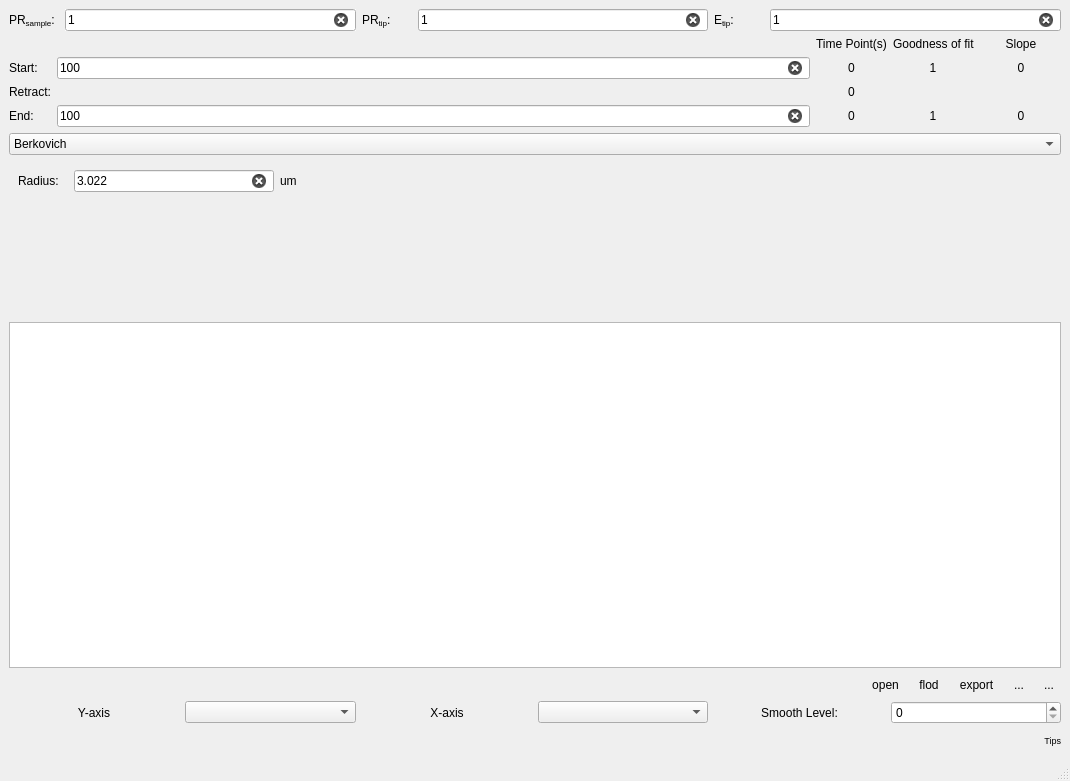
caowen2211891/SouthernUSAFM, file UI_Main.ui: the form before one commit.
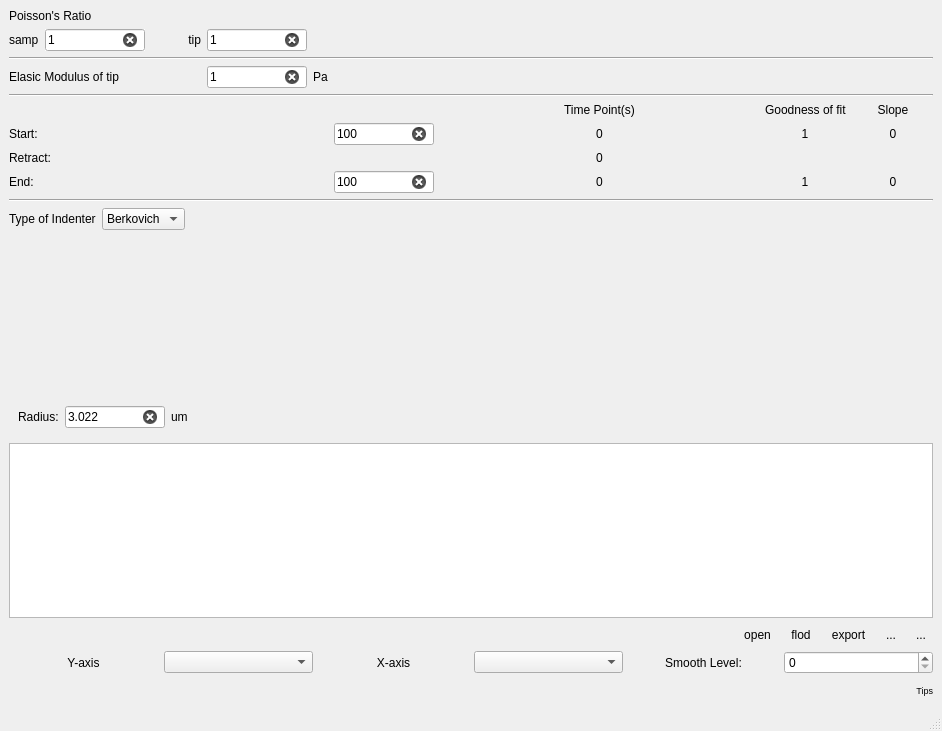
The form after the commit. The open tabs and pages were chosen to show the change. Icons and pictures are not drawn.

Commit message: 调整界面

The edit to the form file:
```diff
--- a/UI_Main.ui
+++ b/UI_Main.ui
@@ -6,8 +6,8 @@
    <rect>
     <x>0</x>
     <y>0</y>
-    <width>1070</width>
-    <height>781</height>
+    <width>942</width>
+    <height>731</height>
    </rect>
   </property>
   <property name="windowTitle">
@@ -32,24 +32,31 @@
       </item>
       <item>
        <layout class="QVBoxLayout" name="verticalLayout_4">
+        <item>
+         <widget class="QLabel" name="label">
+          <property name="text">
+           <string>Poisson's Ratio</string>
+          </property>
+         </widget>
+        </item>
         <item>
          <layout class="QHBoxLayout" name="horizontalLayout_4">
           <item>
            <widget class="QLabel" name="label_23">
             <property name="minimumSize">
              <size>
-              <width>50</width>
+              <width>0</width>
               <height>0</height>
              </size>
             </property>
             <property name="maximumSize">
              <size>
-              <width>50</width>
+              <width>30</width>
               <height>16777215</height>
              </size>
             </property>
             <property name="text">
-             <string>&lt;html&gt;&lt;head/&gt;&lt;body&gt;&lt;p&gt;PR&lt;span style=&quot; vertical-align:sub;&quot;&gt;sample&lt;/span&gt;:&lt;/p&gt;&lt;/body&gt;&lt;/html&gt;</string>
+             <string>&lt;html&gt;&lt;head/&gt;&lt;body&gt;&lt;p&gt;sampl&lt;/p&gt;&lt;/body&gt;&lt;/html&gt;</string>
             </property>
            </widget>
           </item>
@@ -57,7 +64,7 @@
            <widget class="QLineEdit" name="prsample_et">
             <property name="maximumSize">
              <size>
-              <width>16777215</width>
+              <width>100</width>
               <height>16777215</height>
              </size>
             </property>
@@ -96,12 +103,15 @@
             </property>
             <property name="maximumSize">
              <size>
-              <width>50</width>
+              <width>16777215</width>
               <height>16777215</height>
              </size>
             </property>
             <property name="text">
-             <string>&lt;html&gt;&lt;head/&gt;&lt;body&gt;&lt;p&gt;PR&lt;span style=&quot; vertical-align:sub;&quot;&gt;tip&lt;/span&gt;:&lt;/p&gt;&lt;/body&gt;&lt;/html&gt;</string>
+             <string>&lt;html&gt;&lt;head/&gt;&lt;body&gt;&lt;p&gt;tip&lt;/p&gt;&lt;/body&gt;&lt;/html&gt;</string>
+            </property>
+            <property name="alignment">
+             <set>Qt::AlignRight|Qt::AlignTrailing|Qt::AlignVCenter</set>
             </property>
             <property name="wordWrap">
              <bool>false</bool>
@@ -112,7 +122,7 @@
            <widget class="QLineEdit" name="prtip_et">
             <property name="maximumSize">
              <size>
-              <width>16777215</width>
+              <width>100</width>
               <height>16777215</height>
              </size>
             </property>
@@ -125,24 +135,39 @@
            </widget>
           </item>
           <item>
-           <widget class="QLabel" name="label_28">
+           <spacer name="horizontalSpacer_4">
+            <property name="orientation">
+             <enum>Qt::Horizontal</enum>
+            </property>
+            <property name="sizeHint" stdset="0">
+             <size>
+              <width>40</width>
+              <height>20</height>
+             </size>
+            </property>
+           </spacer>
+          </item>
+         </layout>
+        </item>
+        <item>
+         <widget class="Line" name="line">
+          <property name="orientation">
+           <enum>Qt::Horizontal</enum>
+          </property>
+         </widget>
+        </item>
+        <item>
+         <layout class="QHBoxLayout" name="horizontalLayout_10">
+          <item>
+           <widget class="QLabel" name="label_2">
             <property name="minimumSize">
              <size>
-              <width>50</width>
+              <width>192</width>
               <height>0</height>
              </size>
             </property>
-            <property name="maximumSize">
-             <size>
-              <width>50</width>
-              <height>16777215</height>
-             </size>
-            </property>
             <property name="text">
-             <string>&lt;html&gt;&lt;head/&gt;&lt;body&gt;&lt;p&gt;E&lt;span style=&quot; vertical-align:sub;&quot;&gt;tip&lt;/span&gt;:&lt;/p&gt;&lt;/body&gt;&lt;/html&gt;</string>
-            </property>
-            <property name="wordWrap">
-             <bool>true</bool>
+             <string>Elasic Modulus of tip</string>
             </property>
            </widget>
           </item>
@@ -150,7 +175,7 @@
            <widget class="QLineEdit" name="etip_et">
             <property name="maximumSize">
              <size>
-              <width>16777215</width>
+              <width>100</width>
               <height>16777215</height>
              </size>
             </property>
@@ -162,20 +187,81 @@
             </property>
            </widget>
           </item>
+          <item>
+           <widget class="QLabel" name="label_28">
+            <property name="minimumSize">
+             <size>
+              <width>0</width>
+              <height>0</height>
+             </size>
+            </property>
+            <property name="maximumSize">
+             <size>
+              <width>50</width>
+              <height>16777215</height>
+             </size>
+            </property>
+            <property name="text">
+             <string>&lt;html&gt;&lt;head/&gt;&lt;body&gt;&lt;p&gt;Pa&lt;/p&gt;&lt;/body&gt;&lt;/html&gt;</string>
+            </property>
+            <property name="wordWrap">
+             <bool>true</bool>
+            </property>
+           </widget>
+          </item>
+          <item>
+           <spacer name="horizontalSpacer_5">
+            <property name="orientation">
+             <enum>Qt::Horizontal</enum>
+            </property>
+            <property name="sizeHint" stdset="0">
+             <size>
+              <width>40</width>
+              <height>20</height>
+             </size>
+            </property>
+           </spacer>
+          </item>
          </layout>
         </item>
+        <item>
+         <widget class="Line" name="line_2">
+          <property name="orientation">
+           <enum>Qt::Horizontal</enum>
+          </property>
+         </widget>
+        </item>
         <item>
          <layout class="QGridLayout" name="gridLayout_8">
-          <item row="2" column="2">
-           <widget class="QLabel" name="rt_et">
+          <item row="0" column="4">
+           <widget class="QLabel" name="label_6">
+            <property name="minimumSize">
+             <size>
+              <width>0</width>
+              <height>0</height>
+             </size>
+            </property>
+            <property name="maximumSize">
+             <size>
+              <width>16777215</width>
+              <height>16777215</height>
+             </size>
+            </property>
             <property name="text">
-             <string>0</string>
+             <string>Slope</string>
             </property>
             <property name="alignment">
              <set>Qt::AlignCenter</set>
             </property>
            </widget>
           </item>
+          <item row="3" column="0">
+           <widget class="QLabel" name="label_41">
+            <property name="text">
+             <string>End:</string>
+            </property>
+           </widget>
+          </item>
           <item row="3" column="3">
            <widget class="QLabel" name="r2_after">
             <property name="minimumSize">
@@ -198,23 +284,10 @@
             </property>
            </widget>
           </item>
-          <item row="1" column="0">
-           <widget class="QLabel" name="label_35">
+          <item row="2" column="2">
+           <widget class="QLabel" name="rt_et">
             <property name="text">
-             <string>Start:</string>
-            </property>
-           </widget>
-          </item>
-          <item row="0" column="2">
-           <widget class="QLabel" name="label_17">
-            <property name="maximumSize">
-             <size>
-              <width>16777215</width>
-              <height>16777215</height>
-             </size>
-            </property>
-            <property name="text">
-             <string>Time Point(s)</string>
+             <string>0</string>
             </property>
             <property name="alignment">
              <set>Qt::AlignCenter</set>
@@ -231,74 +304,6 @@
             </property>
            </widget>
           </item>
-          <item row="3" column="0">
-           <widget class="QLabel" name="label_41">
-            <property name="text">
-             <string>End:</string>
-            </property>
-           </widget>
-          </item>
-          <item row="1" column="2">
-           <widget class="QLabel" name="before_time">
-            <property name="text">
-             <string>0</string>
-            </property>
-            <property name="alignment">
-             <set>Qt::AlignCenter</set>
-            </property>
-           </widget>
-          </item>
-          <item row="1" column="4">
-           <widget class="QLabel" name="slope_before">
-            <property name="minimumSize">
-             <size>
-              <width>80</width>
-              <height>0</height>
-             </size>
-            </property>
-            <property name="maximumSize">
-             <size>
-              <width>80</width>
-              <height>16777215</height>
-             </size>
-            </property>
-            <property name="text">
-             <string>0</string>
-            </property>
-            <property name="alignment">
-             <set>Qt::AlignCenter</set>
-            </property>
-           </widget>
-          </item>
-          <item row="2" column="0">
-           <widget class="QLabel" name="label_40">
-            <property name="text">
-             <string>Retract:</string>
-            </property>
-           </widget>
-          </item>
-          <item row="0" column="4">
-           <widget class="QLabel" name="label_6">
-            <property name="minimumSize">
-             <size>
-              <width>0</width>
-              <height>0</height>
-             </size>
-            </property>
-            <property name="maximumSize">
-             <size>
-              <width>16777215</width>
-              <height>16777215</height>
-             </size>
-            </property>
-            <property name="text">
-             <string>Slope</string>
-            </property>
-            <property name="alignment">
-             <set>Qt::AlignCenter</set>
-            </property>
-           </widget>
-          </item>
           <item row="3" column="4">
            <widget class="QLabel" name="slope_after">
             <property name="minimumSize">
@@ -321,8 +326,8 @@
             </property>
            </widget>
           </item>
-          <item row="0" column="3">
-           <widget class="QLabel" name="label_7">
+          <item row="0" column="2">
+           <widget class="QLabel" name="label_17">
             <property name="maximumSize">
              <size>
               <width>16777215</width>
@@ -330,10 +335,10 @@
              </size>
             </property>
             <property name="text">
-             <string>Goodness of fit</string>
+             <string>Time Point(s)</string>
             </property>
             <property name="alignment">
-             <set>Qt::AlignLeading|Qt::AlignLeft|Qt::AlignVCenter</set>
+             <set>Qt::AlignCenter</set>
             </property>
            </widget>
           </item>
@@ -347,7 +352,7 @@
             </property>
             <property name="maximumSize">
              <size>
-              <width>16777215</width>
+              <width>100</width>
               <height>16777215</height>
              </size>
             </property>
@@ -365,29 +370,49 @@
             </property>
            </widget>
           </item>
-          <item row="1" column="1">
-           <widget class="QLineEdit" name="bc_et">
+          <item row="1" column="0">
+           <widget class="QLabel" name="label_35">
+            <property name="text">
+             <string>Start:</string>
+            </property>
+           </widget>
+          </item>
+          <item row="1" column="4">
+           <widget class="QLabel" name="slope_before">
             <property name="minimumSize">
              <size>
-              <width>0</width>
+              <width>80</width>
               <height>0</height>
              </size>
             </property>
             <property name="maximumSize">
              <size>
+              <width>80</width>
+              <height>16777215</height>
+             </size>
+            </property>
+            <property name="text">
+             <string>0</string>
+            </property>
+            <property name="alignment">
+             <set>Qt::AlignCenter</set>
+            </property>
+           </widget>
+          </item>
+          <item row="0" column="3">
+           <widget class="QLabel" name="label_7">
+            <property name="maximumSize">
+             <size>
               <width>16777215</width>
               <height>16777215</height>
              </size>
             </property>
             <property name="text">
-             <string>100</string>
+             <string>Goodness of fit</string>
             </property>
             <property name="alignment">
              <set>Qt::AlignLeading|Qt::AlignLeft|Qt::AlignVCenter</set>
             </property>
-            <property name="clearButtonEnabled">
-             <bool>true</bool>
-            </property>
            </widget>
           </item>
           <item row="1" column="3">
@@ -412,27 +437,100 @@
             </property>
            </widget>
           </item>
+          <item row="1" column="2">
+           <widget class="QLabel" name="before_time">
+            <property name="text">
+             <string>0</string>
+            </property>
+            <property name="alignment">
+             <set>Qt::AlignCenter</set>
+            </property>
+           </widget>
+          </item>
+          <item row="1" column="1">
+           <widget class="QLineEdit" name="bc_et">
+            <property name="minimumSize">
+             <size>
+              <width>0</width>
+              <height>0</height>
+             </size>
+            </property>
+            <property name="maximumSize">
+             <size>
+              <width>100</width>
+              <height>16777215</height>
+             </size>
+            </property>
+            <property name="text">
+             <string>100</string>
+            </property>
+            <property name="alignment">
+             <set>Qt::AlignLeading|Qt::AlignLeft|Qt::AlignVCenter</set>
+            </property>
+            <property name="clearButtonEnabled">
+             <bool>true</bool>
+            </property>
+           </widget>
+          </item>
+          <item row="2" column="0">
+           <widget class="QLabel" name="label_40">
+            <property name="text">
+             <string>Retract:</string>
+            </property>
+           </widget>
+          </item>
          </layout>
         </item>
         <item>
-         <widget class="QComboBox" name="tipGeometryComboBox">
-          <item>
-           <property name="text">
-            <string>Berkovich</string>
-           </property>
-          </item>
-          <item>
-           <property name="text">
-            <string>Spherical</string>
-           </property>
-          </item>
-          <item>
-           <property name="text">
-            <string>Punch</string>
-           </property>
-          </item>
+         <widget class="Line" name="line_3">
+          <property name="orientation">
+           <enum>Qt::Horizontal</enum>
+          </property>
          </widget>
         </item>
+        <item>
+         <layout class="QHBoxLayout" name="horizontalLayout_9">
+          <item>
+           <widget class="QLabel" name="label_3">
+            <property name="text">
+             <string>Type of Indenter</string>
+            </property>
+           </widget>
+          </item>
+          <item>
+           <widget class="QComboBox" name="tipGeometryComboBox">
+            <item>
+             <property name="text">
+              <string>Berkovich</string>
+             </property>
+            </item>
+            <item>
+             <property name="text">
+              <string>Spherical</string>
+             </property>
+            </item>
+            <item>
+             <property name="text">
+              <string>Punch</string>
+             </property>
+            </item>
+           </widget>
+          </item>
+          <item>
+           <spacer name="horizontalSpacer_6">
+            <property name="orientation">
+             <enum>Qt::Horizontal</enum>
+            </property>
+            <property name="sizeHint" stdset="0">
+             <size>
+              <width>40</width>
+              <height>20</height>
+             </size>
+            </property>
+           </spacer>
+          </item>
+         </layout>
+        </item>
         <item>
          <widget class="QStackedWidget" name="stackedWidget">
           <property name="enabled">
@@ -498,7 +596,7 @@
                 </property>
                 <property name="maximumSize">
                  <size>
-                  <width>16777215</width>
+                  <width>100</width>
                   <height>16777215</height>
                  </size>
                 </property>
@@ -520,7 +618,7 @@
                 </property>
                 <property name="maximumSize">
                  <size>
-                  <width>16777215</width>
+                  <width>100</width>
                   <height>16777215</height>
                  </size>
                 </property>
@@ -606,7 +704,7 @@
                 </property>
                 <property name="maximumSize">
                  <size>
-                  <width>16777215</width>
+                  <width>100</width>
                   <height>16777215</height>
                  </size>
                 </property>
@@ -628,7 +726,7 @@
                 </property>
                 <property name="maximumSize">
                  <size>
-                  <width>16777215</width>
+                  <width>100</width>
                   <height>16777215</height>
                  </size>
                 </property>
@@ -720,65 +818,18 @@
              <layout class="QHBoxLayout" name="horizontalLayout_3">
               <item>
                <layout class="QGridLayout" name="gridLayout_5">
-                <item row="0" column="2">
-                 <widget class="QLabel" name="label_9">
-                  <property name="minimumSize">
-                   <size>
-                    <width>20</width>
-                    <height>0</height>
-                   </size>
+                <item row="1" column="0">
+                 <spacer name="verticalSpacer_2">
+                  <property name="orientation">
+                   <enum>Qt::Vertical</enum>
                   </property>
-                  <property name="maximumSize">
+                  <property name="sizeHint" stdset="0">
                    <size>
                     <width>20</width>
-                    <height>16777215</height>
+                    <height>40</height>
                    </size>
                   </property>
-                  <property name="text">
-                   <string>um</string>
-                  </property>
-                 </widget>
-                </item>
-                <item row="0" column="0">
-                 <widget class="QLabel" name="label_5">
-                  <property name="minimumSize">
-                   <size>
-                    <width>50</width>
-                    <height>0</height>
-                   </size>
-                  </property>
-                  <property name="maximumSize">
-                   <size>
-                    <width>50</width>
-                    <height>16777215</height>
-                   </size>
-                  </property>
-                  <property name="text">
-                   <string>Radius:</string>
-                  </property>
-                 </widget>
-                </item>
-                <item row="0" column="1">
-                 <widget class="QLineEdit" name="radius_et">
-                  <property name="minimumSize">
-                   <size>
-                    <width>0</width>
-                    <height>0</height>
-                   </size>
-                  </property>
-                  <property name="maximumSize">
-                   <size>
-                    <width>200</width>
-                    <height>16777215</height>
-                   </size>
-                  </property>
-                  <property name="text">
-                   <string>3.022</string>
-                  </property>
-                  <property name="clearButtonEnabled">
-                   <bool>true</bool>
-                  </property>
-                 </widget>
+                 </spacer>
                 </item>
                 <item row="0" column="3">
                  <spacer name="horizontalSpacer_2">
@@ -793,19 +844,6 @@
                   </property>
                  </spacer>
                 </item>
-                <item row="1" column="0">
-                 <spacer name="verticalSpacer_2">
-                  <property name="orientation">
-                   <enum>Qt::Vertical</enum>
-                  </property>
-                  <property name="sizeHint" stdset="0">
-                   <size>
-                    <width>20</width>
-                    <height>40</height>
-                   </size>
-                  </property>
-                 </spacer>
-                </item>
                </layout>
               </item>
              </layout>
@@ -814,6 +852,97 @@
           </widget>
          </widget>
         </item>
+        <item>
+         <widget class="QStackedWidget" name="stackedWidget_2">
+          <property name="maximumSize">
+           <size>
+            <width>16777215</width>
+            <height>50</height>
+           </size>
+          </property>
+          <property name="currentIndex">
+           <number>0</number>
+          </property>
+          <widget class="QWidget" name="page">
+           <layout class="QHBoxLayout" name="horizontalLayout_6">
+            <item>
+             <widget class="QLabel" name="label_5">
+              <property name="minimumSize">
+               <size>
+                <width>0</width>
+                <height>0</height>
+               </size>
+              </property>
+              <property name="maximumSize">
+               <size>
+                <width>16777215</width>
+                <height>16777215</height>
+               </size>
+              </property>
+              <property name="text">
+               <string>Radius:</string>
+              </property>
+             </widget>
+            </item>
+            <item>
+             <widget class="QLineEdit" name="radius_et">
+              <property name="minimumSize">
+               <size>
+                <width>0</width>
+                <height>0</height>
+               </size>
+              </property>
+              <property name="maximumSize">
+               <size>
+                <width>100</width>
+                <height>16777215</height>
+               </size>
+              </property>
+              <property name="text">
+               <string>3.022</string>
+              </property>
+              <property name="clearButtonEnabled">
+               <bool>true</bool>
+              </property>
+             </widget>
+            </item>
+            <item>
+             <widget class="QLabel" name="label_9">
+              <property name="minimumSize">
+               <size>
+                <width>20</width>
+                <height>0</height>
+               </size>
+              </property>
+              <property name="maximumSize">
+               <size>
+                <width>20</width>
+                <height>16777215</height>
+               </size>
+              </property>
+              <property name="text">
+               <string>um</string>
+              </property>
+             </widget>
+            </item>
+            <item>
+             <spacer name="horizontalSpacer_7">
+              <property name="orientation">
+               <enum>Qt::Horizontal</enum>
+              </property>
+              <property name="sizeHint" stdset="0">
+               <size>
+                <width>40</width>
+                <height>20</height>
+               </size>
+              </property>
+             </spacer>
+            </item>
+           </layout>
+          </widget>
+          <widget class="QWidget" name="page_2"/>
+         </widget>
+        </item>
         <item>
          <widget class="QTableWidget" name="tableWidget"/>
         </item>
@@ -1014,7 +1143,7 @@
     <rect>
      <x>0</x>
      <y>0</y>
-     <width>1070</width>
+     <width>942</width>
      <height>22</height>
     </rect>
    </property>
```
Left out of the diff: 3 changed lines with no effect on the pictures. The commit also changes 2 other files.
